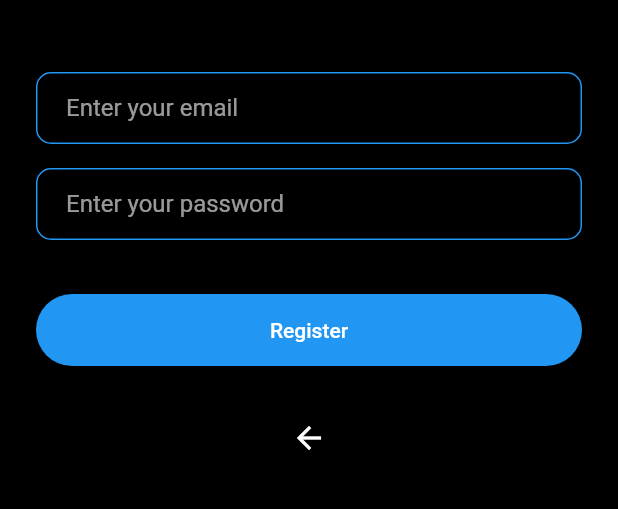
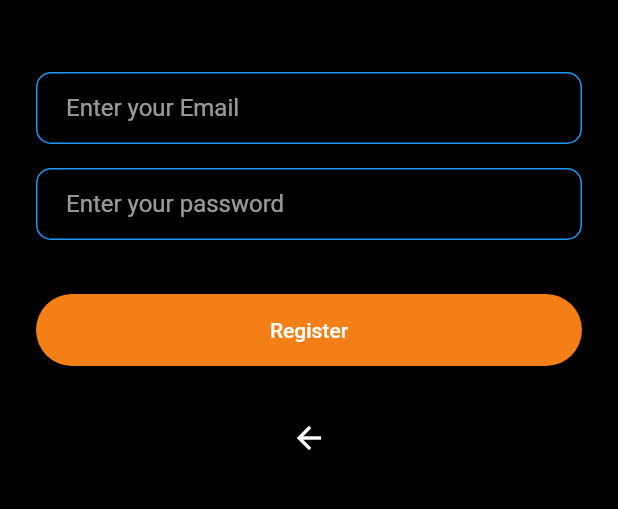
Before and after one commit to SodabehSherzad/flash_chat_starting, a Flutter app: the screen it shows after launch, after a tap on "Register", on a phone screen of 412 x 824 dp, the part 531-1040 px from its top. Run offline on Flutter 3.47's test engine with Material 2 defaults, Android fonts, the phone set to English and light mode, and no system bars; our stand-ins replace animated_text_kit.

Commit message:
Refactoring the code

```diff
--- a/lib/components/rounded_button.dart
+++ b/lib/components/rounded_button.dart
@@ -1,16 +1,13 @@
-import 'package:flutter/material.dart';
+import "package:flutter/material.dart";
+
+import '../constants.dart';
+
 
 class RoundedButton extends StatelessWidget {
-  final String title;
-  final Color color;
-  final VoidCallback callback;
-
-  const RoundedButton(
-      {Key? key,
-      required this.title,
-      required this.color,
-      required this.callback})
-      : super(key: key);
+  Color color;
+  VoidCallback callback;
+  String title;
+  RoundedButton({required this.color, required this.title, required this.callback});
 
   @override
   Widget build(BuildContext context) {
@@ -26,7 +23,7 @@ class RoundedButton extends StatelessWidget {
           height: 42.0,
           child: Text(
             title,
-            style: const TextStyle(color: Colors.white),
+            style: const TextStyle(color: kWhiteColor),
           ),
         ),
       ),
--- a/lib/constants.dart
+++ b/lib/constants.dart
@@ -25,3 +25,20 @@ const kMessageContainerDecoration = BoxDecoration(
     top: BorderSide(color: Colors.white60, width: 1),
   ),
 );
+
+const kTextFieldDecoration = InputDecoration(
+              hintText: "Enter a Value",
+              contentPadding:
+                  EdgeInsets.symmetric(vertical: 10.0, horizontal: 20.0),
+              border: OutlineInputBorder(
+                borderRadius: BorderRadius.all(Radius.circular(10)),
+              ),
+              enabledBorder: OutlineInputBorder(
+                borderSide: BorderSide(color: Colors.blue, width: 1.0),
+                borderRadius: BorderRadius.all(Radius.circular(10)),
+              ),
+              focusedBorder: OutlineInputBorder(
+                borderSide: BorderSide(color: Colors.lightBlue, width: 2.0),
+                borderRadius: BorderRadius.all(Radius.circular(10)),
+              ),
+            );
--- a/lib/screens/registration_screen.dart
+++ b/lib/screens/registration_screen.dart
@@ -1,3 +1,4 @@
+import '../components/rounded_button.dart';
 import '/constants.dart';
 import 'package:flutter/material.dart';
 
@@ -27,22 +28,7 @@ class _RegistrationScreenState extends State<RegistrationScreen> {
               height: 48.0,
             ),
             TextField(
-              decoration: const InputDecoration(
-                hintText: 'Enter your email',
-                contentPadding:
-                    EdgeInsets.symmetric(vertical: 10.0, horizontal: 20.0),
-                border: OutlineInputBorder(
-                  borderRadius: BorderRadius.all(Radius.circular(10)),
-                ),
-                enabledBorder: OutlineInputBorder(
-                  borderSide: BorderSide(color: Colors.blue, width: 1.0),
-                  borderRadius: BorderRadius.all(Radius.circular(10)),
-                ),
-                focusedBorder: OutlineInputBorder(
-                  borderSide: BorderSide(color: Colors.lightBlue, width: 2.0),
-                  borderRadius: BorderRadius.all(Radius.circular(10)),
-                ),
-              ),
+              decoration: kTextFieldDecoration.copyWith(hintText: "Enter your Email"),
               onChanged: (value) {
                 //Do something with the user input
               },
@@ -51,22 +37,7 @@ class _RegistrationScreenState extends State<RegistrationScreen> {
               height: 16,
             ),
             TextField(
-              decoration: const InputDecoration(
-                hintText: 'Enter your password',
-                contentPadding:
-                    EdgeInsets.symmetric(vertical: 10.0, horizontal: 20.0),
-                border: OutlineInputBorder(
-                  borderRadius: BorderRadius.all(Radius.circular(10)),
-                ),
-                enabledBorder: OutlineInputBorder(
-                  borderSide: BorderSide(color: Colors.blue, width: 1.0),
-                  borderRadius: BorderRadius.all(Radius.circular(10)),
-                ),
-                focusedBorder: OutlineInputBorder(
-                  borderSide: BorderSide(color: Colors.lightBlue, width: 2.0),
-                  borderRadius: BorderRadius.all(Radius.circular(10)),
-                ),
-              ),
+              decoration: kTextFieldDecoration.copyWith(hintText: "Enter your password"),
               onChanged: (value) {
                 //Do something with the user input
               },
@@ -74,25 +45,7 @@ class _RegistrationScreenState extends State<RegistrationScreen> {
             const SizedBox(
               height: 24.0,
             ),
-            Padding(
-              padding: const EdgeInsets.symmetric(vertical: 12),
-              child: Material(
-                elevation: 5.0,
-                color: kLoginButtonColor,
-                borderRadius: BorderRadius.circular(30.0),
-                child: MaterialButton(
-                  onPressed: () {
-                    //Implement login functionality
-                  },
-                  minWidth: 200.0,
-                  height: 42.0,
-                  child: Text(
-                    'Register',
-                    style: const TextStyle(color: Colors.white),
-                  ),
-                ),
-              ),
-            ),
+            RoundedButton(color: kRegisterButtonColor, title: "Register", callback: () {}),
             const SizedBox(height: 12),
             IconButton(
               icon: const Icon(Icons.arrow_back),
--- a/lib/screens/welcome_screen.dart
+++ b/lib/screens/welcome_screen.dart
@@ -2,6 +2,7 @@ import 'package:animated_text_kit/animated_text_kit.dart';
 import 'package:flash_chat_starting/screens/login_screen.dart';
 import 'package:flash_chat_starting/screens/registration_screen.dart';
 
+import '../components/rounded_button.dart';
 import '/constants.dart';
 import 'package:flutter/material.dart';
 
@@ -38,7 +39,6 @@ class _WelcomeScreenState extends State<WelcomeScreen>
       setState(() {
 
       });
-        print(animation.value);
     });
   }
 
@@ -84,44 +84,8 @@ class _WelcomeScreenState extends State<WelcomeScreen>
             const SizedBox(
               height: 48.0,
             ),
-            Padding(
-              padding: const EdgeInsets.symmetric(vertical: 12),
-              child: Material(
-                elevation: 5.0,
-                color: kLoginButtonColor,
-                borderRadius: BorderRadius.circular(30.0),
-                child: MaterialButton(
-                  onPressed: () {
-                    Navigator.pushNamed(context, LoginScreen.id);
-                  },
-                  minWidth: 200.0,
-                  height: 42.0,
-                  child: Text(
-                    'Log In',
-                    style: const TextStyle(color: kWhiteColor),
-                  ),
-                ),
-              ),
-            ),
-            Padding(
-              padding: const EdgeInsets.symmetric(vertical: 12),
-              child: Material(
-                elevation: 5.0,
-                color: kRegisterButtonColor,
-                borderRadius: BorderRadius.circular(30.0),
-                child: MaterialButton(
-                  onPressed: () {
-                    Navigator.pushNamed(context, RegistrationScreen.id);
-                  },
-                  minWidth: 200.0,
-                  height: 42.0,
-                  child: Text(
-                    'Register',
-                    style: const TextStyle(color: kWhiteColor),
-                  ),
-                ),
-              ),
-            ),
+            RoundedButton(color: kLoginButtonColor, title: "Log In", callback: () {Navigator.pushNamed(context, LoginScreen.id);}),
+            RoundedButton(color: kRegisterButtonColor, title: "Register", callback: () {Navigator.pushNamed(context, RegistrationScreen.id);}),
           ],
         ),
       ),
```
Also changed, not shown: lib/screens/login_screen.dart (+4 -51 lines).
